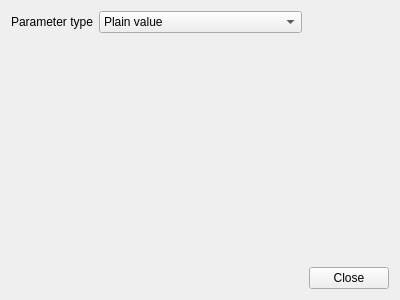
Old version of the form spinetoolbox/ui/parameter_value_editor.ui in the repository spine-tools/Spine-Toolbox.
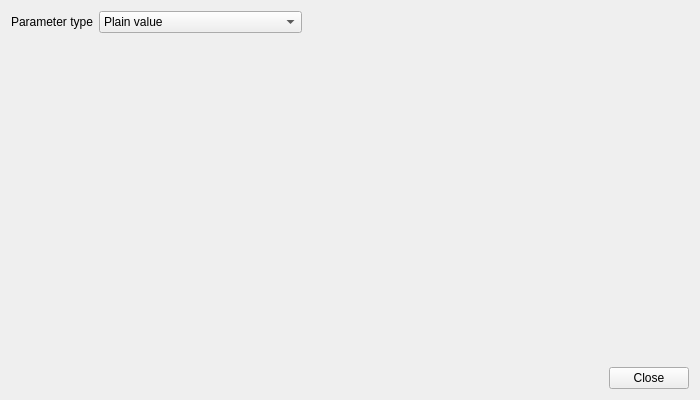
New version of the form.

The edit to the form file:
```diff
--- a/spinetoolbox/ui/parameter_value_editor.ui
+++ b/spinetoolbox/ui/parameter_value_editor.ui
@@ -18,8 +18,8 @@
    <rect>
     <x>0</x>
     <y>0</y>
-    <width>400</width>
-    <height>300</height>
+    <width>700</width>
+    <height>400</height>
    </rect>
   </property>
   <property name="windowTitle">
```
